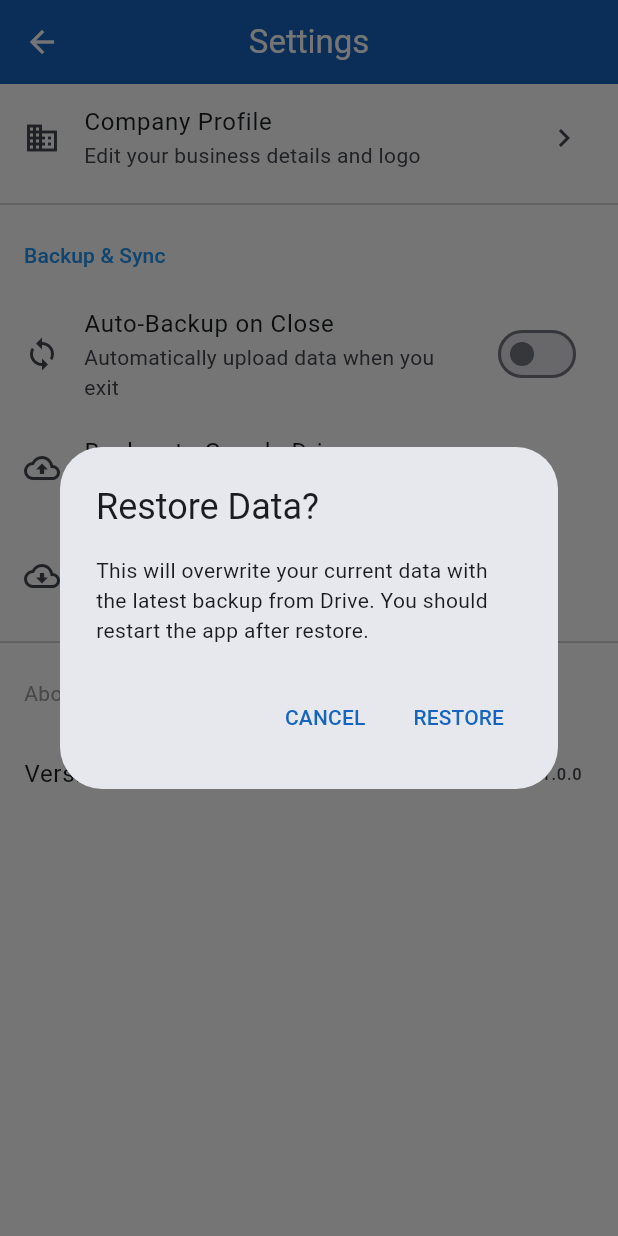
After one commit to Monaum-202/Quot, a Flutter app: the SettingsScreen screen opened directly, after a tap on "Restore from Google Drive", on a phone screen of 412 x 824 dp. The commit adds this screen. Run offline on Flutter 3.47's test engine with Material 3 defaults, Android fonts, the phone set to English and light mode, and no system bars; our stand-ins replace flutter_riverpod, gap, google_sign_in, hive, hive_flutter, image_picker and 5 more; missing offline and left inert: googleapis; accounts and stored records are empty; generated files the repository leaves out were written again.

Commit message:
google backup service added

```diff
--- /dev/null
+++ b/lib/core/services/google_drive_service.dart
@@ -0,0 +1,138 @@
+import 'dart:io';
+import 'package:google_sign_in/google_sign_in.dart';
+import 'package:googleapis/drive/v3.dart' as drive;
+import 'package:http/http.dart' as http;
+import 'package:path_provider/path_provider.dart';
+import 'package:path/path.dart' as p;
+import 'package:hive/hive.dart';
+import '../constants/hive_box_names.dart';
+
+class GoogleDriveService {
+  final GoogleSignIn _googleSignIn = GoogleSignIn(
+    scopes: [
+      drive.DriveApi.driveFileScope,
+      drive.DriveApi.driveAppdataScope,
+    ],
+  );
+
+  GoogleSignInAccount? _currentUser;
+
+  Future<bool> signIn() async {
+    try {
+      _currentUser = await _googleSignIn.signIn();
+      return _currentUser != null;
+    } catch (error) {
+      return false;
+    }
+  }
+
+  Future<void> signOut() async {
+    await _googleSignIn.signOut();
+    _currentUser = null;
+  }
+
+  Future<drive.DriveApi?> _getDriveApi() async {
+    final GoogleSignInAccount? googleUser = _currentUser ?? await _googleSignIn.signInSilently();
+    if (googleUser == null) return null;
+
+    final authHeaders = await googleUser.authHeaders;
+    final authenticateClient = _GoogleAuthClient(authHeaders);
+    return drive.DriveApi(authenticateClient);
+  }
+
+  Future<bool> backupToDrive() async {
+    final driveApi = await _getDriveApi();
+    if (driveApi == null) return false;
+
+    try {
+      final appDir = await getApplicationDocumentsDirectory();
+
+      // We'll backup all .hive files
+      final hiveFiles = Directory(appDir.path)
+          .listSync()
+          .where((file) => file.path.endsWith('.hive'))
+          .toList();
+
+      if (hiveFiles.isEmpty) return false;
+
+      // Create a unique folder for the backup based on current date
+      final folderName = "InvoiceMaker_Backup_${DateTime.now().toIso8601String().replaceAll(':', '-')}";
+
+      final driveFolder = drive.File()
+        ..name = folderName
+        ..mimeType = "application/vnd.google-apps.folder";
+
+      final createdFolder = await driveApi.files.create(driveFolder);
+      final folderId = createdFolder.id;
+
+      for (var file in hiveFiles) {
+        final driveFile = drive.File()
+          ..name = p.basename(file.path)
+          ..parents = [folderId!];
+
+        final localFile = File(file.path);
+        final media = drive.Media(localFile.openRead(), localFile.lengthSync());
+
+        await driveApi.files.create(driveFile, uploadMedia: media);
+      }
+
+      return true;
+    } catch (e) {
+      return false;
+    }
+  }
+
+  Future<bool> restoreFromDrive() async {
+    final driveApi = await _getDriveApi();
+    if (driveApi == null) return false;
+
+    try {
+      // Find the latest backup folder
+      final query = "mimeType = 'application/vnd.google-apps.folder' and name contains 'InvoiceMaker_Backup_'";
+      final folderList = await driveApi.files.list(q: query, orderBy: "createdTime desc", pageSize: 1);
+
+      if (folderList.files == null || folderList.files!.isEmpty) return false;
+
+      final latestFolderId = folderList.files!.first.id;
+
+      // List files in that folder
+      final fileList = await driveApi.files.list(q: "'$latestFolderId' in parents");
+
+      if (fileList.files == null || fileList.files!.isEmpty) return false;
+
+      final appDir = await getApplicationDocumentsDirectory();
+
+      // Close all boxes before overwriting files
+      await Hive.close();
+
+      for (var driveFile in fileList.files!) {
+        final drive.Media response = await driveApi.files.get(
+          driveFile.id!,
+          downloadOptions: drive.DownloadOptions.metadata,
+        ) as drive.Media;
+
+        final localFile = File(p.join(appDir.path, driveFile.name));
+        final List<int> dataStore = [];
+        await response.stream.listen((data) => dataStore.addAll(data)).asFuture();
+        await localFile.writeAsBytes(dataStore);
+      }
+
+      // Re-initialize Hive (caller should probably restart app or reload data)
+      return true;
+    } catch (e) {
+      return false;
+    }
+  }
+}
+
+class _GoogleAuthClient extends http.BaseClient {
+  final Map<String, String> _headers;
+  final http.Client _client = http.Client();
+
+  _GoogleAuthClient(this._headers);
+
+  @override
+  Future<http.StreamedResponse> send(http.BaseRequest request) {
+    return _client.send(request..headers.addAll(_headers));
+  }
+}
--- a/lib/features/home/presentation/screens/main_screen.dart
+++ b/lib/features/home/presentation/screens/main_screen.dart
@@ -3,6 +3,7 @@ import 'package:invoice_maker/features/quotations/presentation/screens/quotation
 import 'package:invoice_maker/features/customers/presentation/screens/customer_list_screen.dart';
 import 'package:invoice_maker/features/reports/presentation/screens/reports_screen.dart';
 import 'dashboard_screen.dart';
+import 'settings_screen.dart';
 
 class MainScreen extends StatefulWidget {
   const MainScreen({super.key});
@@ -19,6 +20,7 @@ class _MainScreenState extends State<MainScreen> {
     const QuotationListScreen(),
     const CustomerListScreen(),
     const ReportsScreen(),
+    const SettingsScreen(),
   ];
 
   @override
@@ -37,6 +39,7 @@ class _MainScreenState extends State<MainScreen> {
           BottomNavigationBarItem(icon: Icon(Icons.description), label: 'Quotations'),
           BottomNavigationBarItem(icon: Icon(Icons.people), label: 'Customers'),
           BottomNavigationBarItem(icon: Icon(Icons.analytics), label: 'Reports'),
+          BottomNavigationBarItem(icon: Icon(Icons.settings), label: 'Settings'),
         ],
       ),
     );
--- /dev/null
+++ b/lib/features/home/presentation/screens/settings_screen.dart
@@ -0,0 +1,157 @@
+import 'package:flutter/material.dart';
+import 'package:gap/gap.dart';
+import 'package:invoice_maker/core/services/google_drive_service.dart';
+import 'package:invoice_maker/features/company_profile/presentation/screens/company_profile_screen.dart';
+
+import 'package:hive_flutter/hive_flutter.dart';
+import 'package:invoice_maker/core/constants/hive_box_names.dart';
+
+class SettingsScreen extends StatefulWidget {
+  const SettingsScreen({super.key});
+
+  @override
+  State<SettingsScreen> createState() => _SettingsScreenState();
+}
+
+class _SettingsScreenState extends State<SettingsScreen> {
+  final _googleDriveService = GoogleDriveService();
+  bool _isSyncing = false;
+  late Box _settingsBox;
+  bool _autoBackupEnabled = false;
+
+  @override
+  void initState() {
+    super.initState();
+    _settingsBox = Hive.box(HiveBoxNames.settings);
+    _autoBackupEnabled = _settingsBox.get('auto_backup', defaultValue: false);
+  }
+
+  Future<void> _handleBackup() async {
+    setState(() => _isSyncing = true);
+
+    final signedIn = await _googleDriveService.signIn();
+    if (!signedIn) {
+      if (mounted) {
+        ScaffoldMessenger.of(context).showSnackBar(
+          const SnackBar(content: Text('Sign-in failed. Please check your internet.')),
+        );
+      }
+      setState(() => _isSyncing = false);
+      return;
+    }
+
+    final success = await _googleDriveService.backupToDrive();
+    if (mounted) {
+      ScaffoldMessenger.of(context).showSnackBar(
+        SnackBar(content: Text(success ? 'Backup successful!' : 'Backup failed.')),
+      );
+    }
+    setState(() => _isSyncing = false);
+  }
+
+  Future<void> _handleRestore() async {
+    final confirm = await showDialog<bool>(
+      context: context,
+      builder: (context) => AlertDialog(
+        title: const Text('Restore Data?'),
+        content: const Text('This will overwrite your current data with the latest backup from Drive. You should restart the app after restore.'),
+        actions: [
+          TextButton(onPressed: () => Navigator.pop(context, false), child: const Text('CANCEL')),
+          TextButton(onPressed: () => Navigator.pop(context, true), child: const Text('RESTORE')),
+        ],
+      ),
+    );
+
+    if (confirm != true) return;
+
+    setState(() => _isSyncing = true);
+
+    final signedIn = await _googleDriveService.signIn();
+    if (!signedIn) {
+      if (mounted) {
+        ScaffoldMessenger.of(context).showSnackBar(
+          const SnackBar(content: Text('Sign-in failed.')),
+        );
+      }
+      setState(() => _isSyncing = false);
+      return;
+    }
+
+    final success = await _googleDriveService.restoreFromDrive();
+    if (mounted) {
+      ScaffoldMessenger.of(context).showSnackBar(
+        SnackBar(content: Text(success ? 'Restore successful! Please restart the app.' : 'Restore failed.')),
+      );
+    }
+    setState(() => _isSyncing = false);
+  }
+
+  @override
+  Widget build(BuildContext context) {
+    return Scaffold(
+      appBar: AppBar(title: const Text('Settings')),
+      body: ListView(
+        children: [
+          ListTile(
+            leading: const Icon(Icons.business_outlined),
+            title: const Text('Company Profile'),
+            subtitle: const Text('Edit your business details and logo'),
+            trailing: const Icon(Icons.chevron_right),
+            onTap: () {
+              Navigator.push(
+                context,
+                MaterialPageRoute(builder: (context) => const CompanyProfileScreen()),
+              );
+            },
+          ),
+          const Divider(),
+          Padding(
+            padding: const EdgeInsets.all(16.0),
+            child: Text(
+              'Backup & Sync',
+              style: Theme.of(context).textTheme.titleSmall?.copyWith(color: Colors.blue),
+            ),
+          ),
+          if (_isSyncing)
+            const Center(child: Padding(padding: EdgeInsets.all(20), child: CircularProgressIndicator()))
+          else ...[
+            SwitchListTile(
+              secondary: const Icon(Icons.sync_outlined),
+              title: const Text('Auto-Backup on Close'),
+              subtitle: const Text('Automatically upload data when you exit'),
+              value: _autoBackupEnabled,
+              onChanged: (v) {
+                setState(() => _autoBackupEnabled = v);
+                _settingsBox.put('auto_backup', v);
+              },
+            ),
+            ListTile(
+              leading: const Icon(Icons.cloud_upload_outlined),
+              title: const Text('Backup to Google Drive'),
+              subtitle: const Text('Upload your data to your Google account'),
+              onTap: _handleBackup,
+            ),
+            ListTile(
+              leading: const Icon(Icons.cloud_download_outlined),
+              title: const Text('Restore from Google Drive'),
+              subtitle: const Text('Download latest backup from your Drive'),
+              onTap: _handleRestore,
+            ),
+          ],
+          const Divider(),
+          const Padding(
+            padding: EdgeInsets.all(16.0),
+            child: Text(
+              'About',
+              style: TextStyle(color: Colors.grey),
+            ),
+          ),
+          const ListTile(
+            title: Text('Version'),
+            trailing: Text('1.0.0'),
+          ),
+        ],
+      ),
+    );
+  }
+}
```
